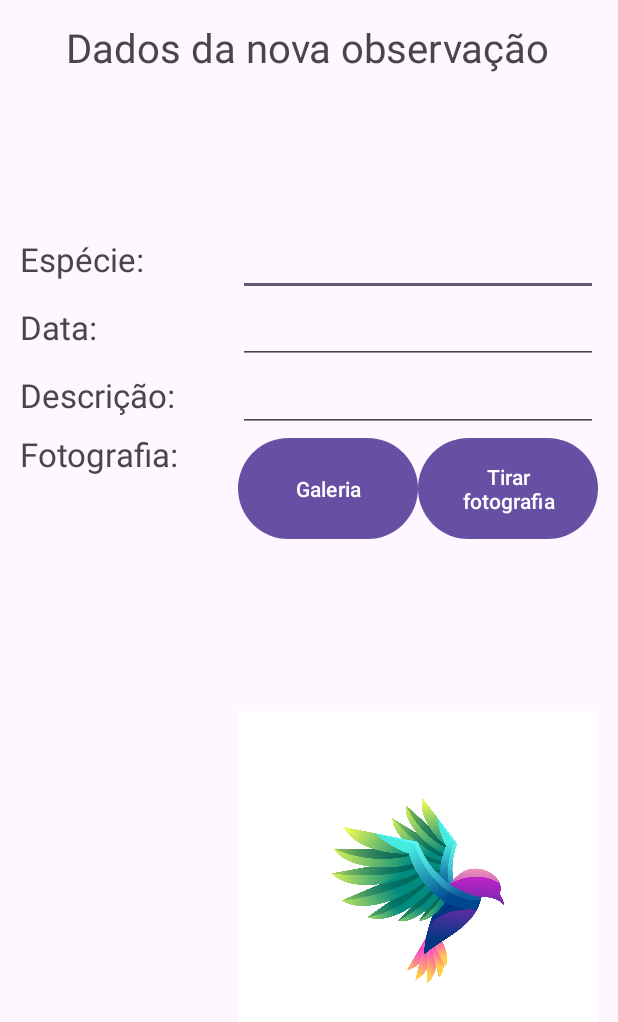
After one commit to vascosilverio/AvistaDAM, an Android app: the AdicionarObsActivity screen opened directly, with no data from a screen before it, on a phone screen of 412 x 824 dp. The commit adds this screen. Shown: the top 1022 px of the screen. Run offline under Robolectric (Android 15) with nearby library versions, the phone set to English and light mode, and no system bars.

Commit message:
Início de nova observação.

```diff
--- a/app/src/main/AndroidManifest.xml
+++ b/app/src/main/AndroidManifest.xml
@@ -24,6 +24,9 @@
         android:theme="@style/Theme.Avista"
         tools:targetApi="31">
         <activity
+            android:name=".ui.AdicionarObsActivity"
+            android:exported="false" />
+        <activity
             android:name=".ui.SignupActivity"
             android:exported="false" />
         <activity
@@ -40,9 +43,7 @@
         </activity>
         <activity
             android:name=".ui.MainActivity"
-            android:exported="true">
-
-        </activity>
+            android:exported="true"></activity>
     </application>
 
 </manifest>
--- /dev/null
+++ b/app/src/main/java/com/example/avista/ui/AdicionarObsActivity.kt
@@ -0,0 +1,12 @@
+package com.example.avista.ui
+
+import androidx.appcompat.app.AppCompatActivity
+import android.os.Bundle
+import com.example.avista.R
+
+class AdicionarObsActivity : AppCompatActivity() {
+    override fun onCreate(savedInstanceState: Bundle?) {
+        super.onCreate(savedInstanceState)
+        setContentView(R.layout.activity_adicionar_obs)
+    }
+}
--- a/app/src/main/java/com/example/avista/ui/MainActivity.kt
+++ b/app/src/main/java/com/example/avista/ui/MainActivity.kt
@@ -1,5 +1,6 @@
 package com.example.avista.ui
 
+import android.content.Intent
 import android.media.tv.AdResponse
 import android.os.Bundle
 import android.util.Log
@@ -33,6 +34,15 @@ class MainActivity : AppCompatActivity() {
         setContentView(binding.root)
 
         binding.recyclerView.layoutManager = LinearLayoutManager(this)
+
+        binding.btnAdicionarObs.setOnClickListener {
+            var intent = Intent(this@MainActivity, AdicionarObsActivity::class.java)
+            // enviar para a atividade Main o utilizador autenticado
+            intent.putExtra("utilizador", utilizador)
+            startActivity(intent)
+        }
+
+
 
         getObservacoes(utilizador)
 
--- /dev/null
+++ b/app/src/main/res/layout/activity_adicionar_obs.xml
@@ -0,0 +1,158 @@
+<?xml version="1.0" encoding="utf-8"?>
+<androidx.constraintlayout.widget.ConstraintLayout
+    xmlns:android="http://schemas.android.com/apk/res/android"
+    xmlns:app="http://schemas.android.com/apk/res-auto"
+    xmlns:tools="http://schemas.android.com/tools"
+    android:layout_width="match_parent"
+    android:layout_height="match_parent"
+    tools:context=".ui.AdicionarObsActivity">
+
+    <LinearLayout
+        android:layout_width="match_parent"
+        android:layout_height="match_parent"
+        android:orientation="vertical">
+
+        <TextView
+            android:id="@+id/textView8"
+
+            android:layout_width="410dp"
+            android:layout_height="152dp"
+            android:paddingTop="6pt"
+            android:paddingBottom="20pt"
+            android:text="Dados da nova observação"
+            android:textAlignment="center"
+            android:textSize="12pt" />
+
+        <TableLayout
+            android:layout_width="match_parent"
+            android:layout_height="match_parent"
+            android:paddingStart="6pt"
+            android:paddingEnd="6pt"
+            android:stretchColumns="1">
+
+            <TableRow>
+
+                <TextView
+                    android:id="@+id/txtViewEspecie"
+                    android:layout_width="145dp"
+                    android:layout_height="wrap_content"
+                    android:layout_weight="0.2"
+                    android:text="Espécie:"
+                    android:textSize="10pt"
+                    tools:layout_editor_absoluteX="19dp"
+                    tools:layout_editor_absoluteY="96dp" />
+
+                <EditText
+                    android:id="@+id/txtEspecie"
+                    android:layout_width="wrap_content"
+                    android:layout_height="wrap_content"
+                    android:layout_weight="0.8"
+                    android:ems="10"
+                    android:inputType="text"
+                    android:text=""
+                    tools:layout_editor_absoluteX="144dp"
+                    tools:layout_editor_absoluteY="92dp" />
+
+            </TableRow>
+
+            <TableRow
+                android:layout_width="match_parent"
+                android:layout_height="match_parent">
+
+                <TextView
+                    android:id="@+id/txtViewData"
+                    android:layout_weight="0.2"
+                    android:layout_width="wrap_content"
+                    android:layout_height="wrap_content"
+                    android:text="Data:"
+                    android:textSize="10pt" />
+
+                <EditText
+                    android:id="@+id/txtData"
+                    android:layout_weight="0.8"
+                    android:layout_width="wrap_content"
+                    android:layout_height="wrap_content"
+                    android:ems="10"
+                    android:inputType="date" />
+
+            </TableRow>
+
+            <TableRow
+                android:layout_width="match_parent"
+                android:layout_height="match_parent" >
+
+                <TextView
+                    android:id="@+id/txtViewDescricao"
+                    android:layout_weight="0.2"
+                    android:layout_width="wrap_content"
+                    android:layout_height="wrap_content"
+                    android:text="Descrição:"
+                    android:textSize="10pt"/>
+
+                <EditText
+                    android:id="@+id/txtDescricao"
+                    android:layout_width="wrap_content"
+                    android:layout_height="wrap_content"
+                    android:layout_weight="0.8"
+                    android:ems="10"
+                    android:inputType="text"
+                    android:text="" />
+            </TableRow>
+
+            <TableRow
+                android:layout_width="match_parent"
+                android:layout_height="0dp"
+                android:layout_weight="0.1">
+
+                <TextView
+                    android:id="@+id/txtViewEscolherFoto"
+                    android:layout_width="wrap_content"
+                    android:layout_height="wrap_content"
+                    android:textSize="10pt"
+                    android:layout_weight="0.2"
+                    android:text="Fotografia:" />
+
+                <LinearLayout
+                    android:layout_width="match_parent"
+                    android:layout_height="match_parent"
+                    android:orientation="horizontal"
+                    android:layout_weight="0.8">
+
+                    <Button
+                        android:id="@+id/btnEscolherFotoGaleria"
+                        android:layout_width="0dp"
+                        android:layout_height="match_parent"
+                        android:layout_weight="0.4"
+                        android:text="Galeria" />
+
+                    <Button
+                        android:id="@+id/btnCamera"
+                        android:layout_width="0dp"
+                        android:layout_height="match_parent"
+                        android:layout_weight="0.4"
+                        android:text="Tirar fotografia" />
+                </LinearLayout>
+
+            </TableRow>
+
+            <TableRow
+                android:layout_width="match_parent"
+                android:layout_height="0dp"
+                android:layout_weight="1">
+
+                <Space
+                    android:layout_width="wrap_content"
+                    android:layout_height="wrap_content" />
+
+                <ImageView
+                    android:id="@+id/imageView"
+                    android:layout_width="0dp"
+                    android:layout_height="match_parent"
+                    android:layout_weight="1"
+                    android:src="@drawable/bird_logo" />
+            </TableRow>
+
+        </TableLayout>
+    </LinearLayout>
+
+</androidx.constraintlayout.widget.ConstraintLayout>
--- a/app/src/main/res/layout/activity_main.xml
+++ b/app/src/main/res/layout/activity_main.xml
@@ -1,14 +1,45 @@
 <?xml version="1.0" encoding="utf-8"?>
-<LinearLayout xmlns:android="http://schemas.android.com/apk/res/android"
+<androidx.constraintlayout.widget.ConstraintLayout xmlns:android="http://schemas.android.com/apk/res/android"
+    xmlns:app="http://schemas.android.com/apk/res-auto"
     xmlns:tools="http://schemas.android.com/tools"
     android:layout_width="match_parent"
     android:layout_height="match_parent"
     android:orientation="vertical"
     tools:context=".ui.MainActivity">
 
-    <androidx.recyclerview.widget.RecyclerView
-        android:id="@+id/recycler_view"
+    <TextView
+        android:id="@+id/textView"
+        android:layout_width="wrap_content"
+        android:layout_height="wrap_content"
+        android:text="As suas observações"
+        android:textSize="16pt"
+        app:layout_constraintEnd_toEndOf="parent"
+        app:layout_constraintStart_toStartOf="parent"
+        app:layout_constraintTop_toTopOf="parent" />
+
+    <com.google.android.material.floatingactionbutton.FloatingActionButton
+        android:id="@+id/btnAdicionarObs"
+        android:layout_width="wrap_content"
+        android:layout_height="wrap_content"
+        android:clickable="true"
+        android:layout_marginBottom="6pt"
+        android:src="@android:drawable/ic_input_add"
+        app:layout_constraintBottom_toBottomOf="parent"
+        app:layout_constraintEnd_toEndOf="parent"
+        app:layout_constraintStart_toStartOf="parent" />
+
+    <LinearLayout
+        android:id="@+id/linearLayout"
         android:layout_width="match_parent"
-        android:layout_height="wrap_content" />
+        android:layout_height="match_parent"
+        android:orientation="vertical"
+        app:layout_constraintTop_toBottomOf="@+id/textView">
 
-</LinearLayout>
+        <androidx.recyclerview.widget.RecyclerView
+            android:id="@+id/recycler_view"
+            android:layout_width="match_parent"
+            android:layout_height="wrap_content" />
+
+    </LinearLayout>
+
+</androidx.constraintlayout.widget.ConstraintLayout>
--- a/app/src/main/res/layout/cell_observacao.xml
+++ b/app/src/main/res/layout/cell_observacao.xml
@@ -16,6 +16,13 @@
             android:layout_width="match_parent"
             android:layout_height="wrap_content"
             android:orientation="horizontal">
+
+            <ProgressBar
+                android:id="@+id/progessBar"
+                android:layout_width="wrap_content"
+                android:layout_height="wrap_content"
+                android:layout_centerInParent="true"
+                android:visibility="gone" />
 
             <ImageView
                 android:id="@+id/card_thumbnail_Observacao"
@@ -81,6 +88,7 @@
                     android:text="@string/data_placeholder"
                     android:textColor="#757575"
                     android:textSize="14sp" />
+
             </LinearLayout>
         </LinearLayout>
     </androidx.cardview.widget.CardView>
```
